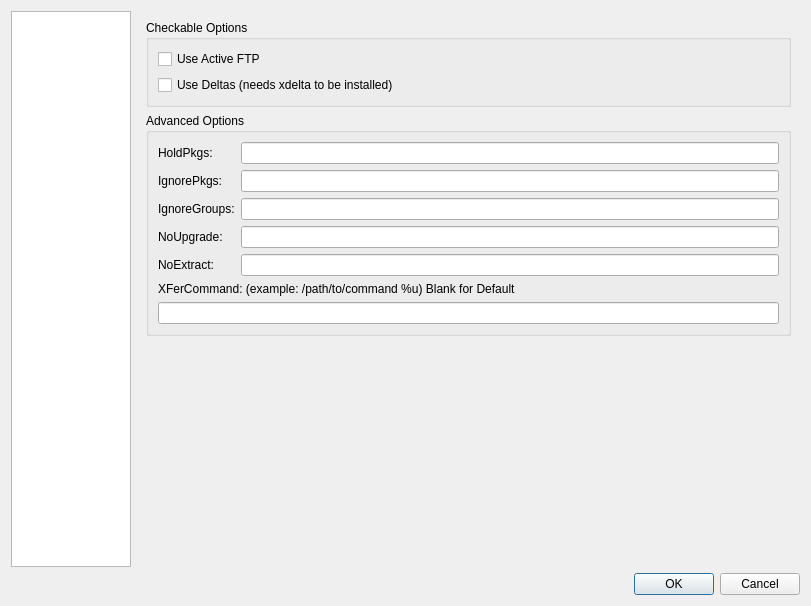
Above: trunk/shaman/ui/configDialog.ui from drf/shaman1 before the change. Below: the same form after it.
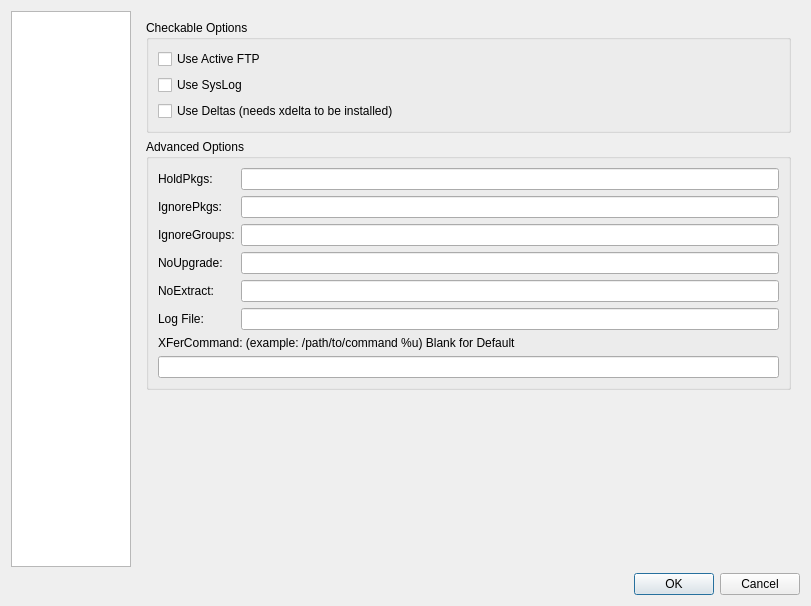
That is the form after the change. The open tabs and pages were chosen to show the change. Icons and pictures are not drawn.

```diff
--- a/trunk/shaman/ui/configDialog.ui
+++ b/trunk/shaman/ui/configDialog.ui
@@ -267,13 +267,20 @@
             </property>
            </widget>
           </item>
-          <item row="1" column="0" >
+          <item row="2" column="0" >
            <widget class="QCheckBox" name="useDeltaBox" >
             <property name="text" >
              <string>Use Deltas (needs xdelta to be installed)</string>
             </property>
            </widget>
           </item>
+          <item row="1" column="0" >
+           <widget class="QCheckBox" name="sysLogBox" >
+            <property name="text" >
+             <string>Use SysLog</string>
+            </property>
+           </widget>
+          </item>
          </layout>
         </widget>
        </item>
@@ -337,6 +344,16 @@
               <item row="4" column="1" >
                <widget class="QLineEdit" name="noExtractLine" />
               </item>
+              <item row="5" column="0" >
+               <widget class="QLabel" name="label_20" >
+                <property name="text" >
+                 <string>Log File:</string>
+                </property>
+               </widget>
+              </item>
+              <item row="5" column="1" >
+               <widget class="QLineEdit" name="logFileLine" />
+              </item>
              </layout>
             </item>
             <item>
```
